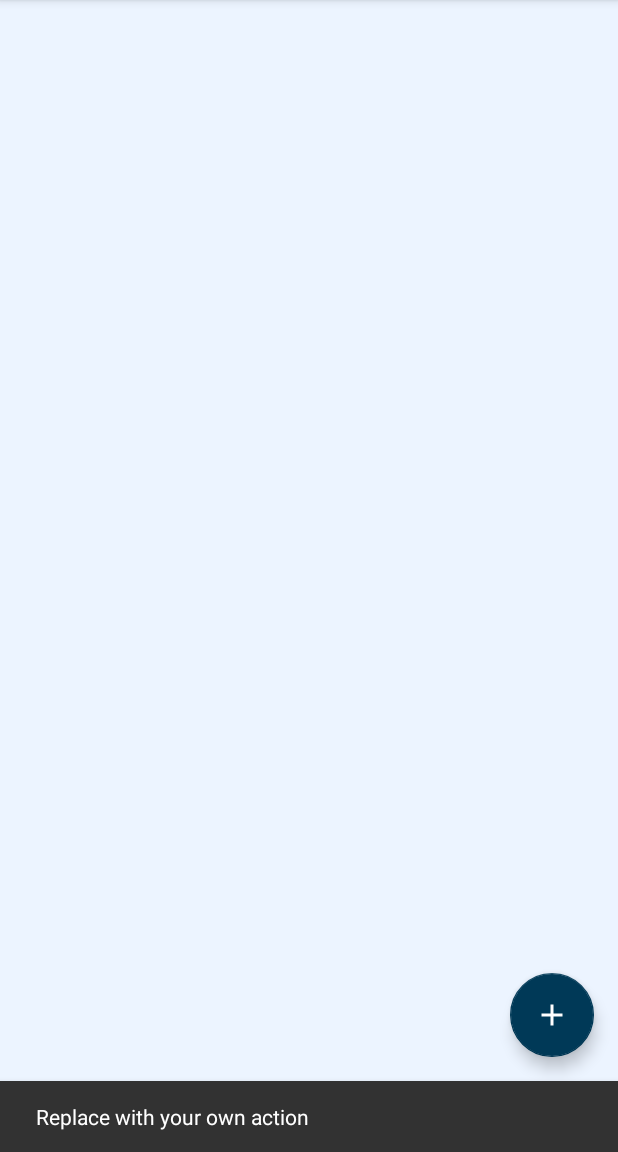
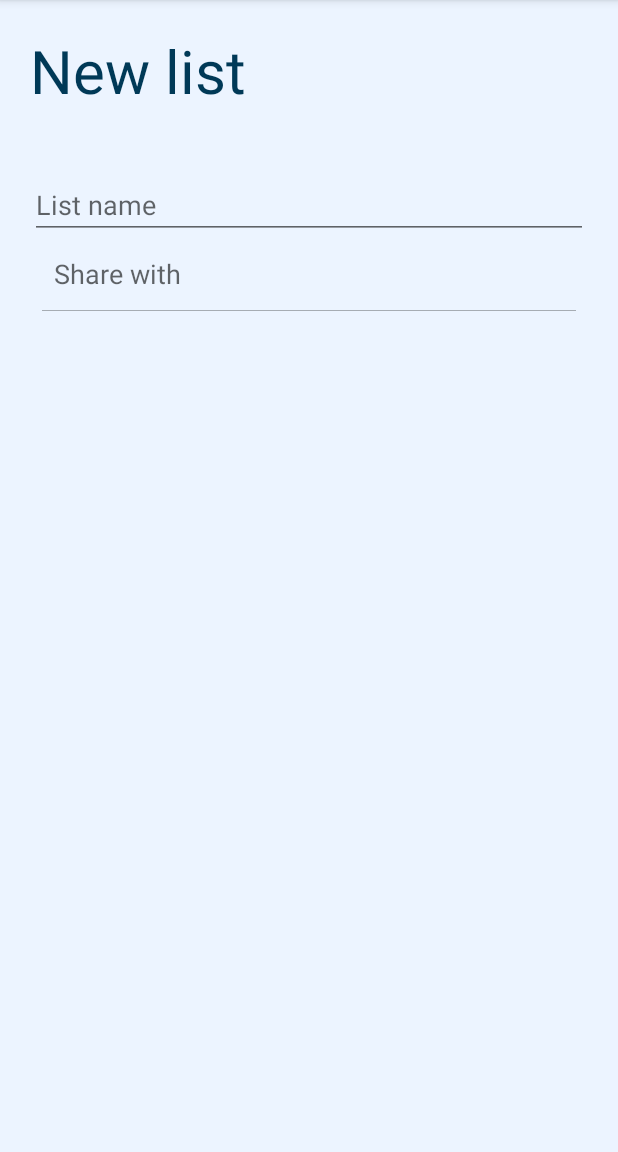
Before and after one commit to RaedAbr/my-movies-bucket-lists, an Android app: the screen it shows after launch (MainActivity), after a tap on an icon or button, on a phone screen of 412 x 824 dp, the part 84-1236 px from its top. Run offline under Robolectric (Android 15) with nearby library versions, the phone set to English and light mode, and no system bars; our stand-ins replace Room's generated code, navigation-ui; libraries missing offline, so code that uses them is left out: org.jetbrains.anko; 1 statement that could not run was skipped.

Commit message:
Continue add and edit movies bucketlist

```diff
--- a/app/build.gradle
+++ b/app/build.gradle
@@ -5,6 +5,8 @@ apply plugin: 'kotlin-android'
 apply plugin: 'kotlin-android-extensions'
 
 apply plugin: 'kotlin-kapt'
+
+apply plugin: "androidx.navigation.safeargs.kotlin"
 
 android {
     compileSdkVersion 29
--- a/app/src/main/java/mse/mobop/MainActivity.kt
+++ b/app/src/main/java/mse/mobop/MainActivity.kt
@@ -23,14 +23,7 @@ class MainActivity : AppCompatActivity() {
         val toolbar: Toolbar = findViewById(R.id.toolbar)
         setSupportActionBar(toolbar)
 
-        val fab: FloatingActionButton = findViewById(R.id.add_bucketlist_fab)
-        fab.setOnClickListener { view ->
-            Snackbar.make(view, "Replace with your own action", Snackbar.LENGTH_LONG)
-                .setAction("Action", null).show()
-        }
         val drawerLayout: DrawerLayout = findViewById(R.id.drawer_layout)
-        val navView: NavigationView = findViewById(R.id.nav_view)
-        val navController = findNavController(R.id.nav_host_fragment)
         // Passing each menu ID as a set of Ids because each
         // menu should be considered as top level destinations.
         appBarConfiguration = AppBarConfiguration(
@@ -39,6 +32,9 @@ class MainActivity : AppCompatActivity() {
                 R.id.nav_tools, R.id.nav_share, R.id.nav_send
             ), drawerLayout
         )
+
+        val navView: NavigationView = findViewById(R.id.nav_view)
+        val navController = findNavController(R.id.nav_host_fragment)
         navView.setupWithNavController(navController)
     }
 
--- a/app/src/main/java/mse/mobop/model/MoviesBucketlist.kt
+++ b/app/src/main/java/mse/mobop/model/MoviesBucketlist.kt
@@ -2,6 +2,7 @@ package mse.mobop.model
 
 import androidx.room.Entity
 import androidx.room.PrimaryKey
+import java.io.Serializable
 
 @Entity
 data class MoviesBucketlist (
@@ -13,4 +14,4 @@ data class MoviesBucketlist (
     var creationTime: String
 //    var sharedWith: ArrayList<String>? = null,
 //    var moviesList: ArrayList<String>? = null
-)
+) : Serializable
--- a/app/src/main/java/mse/mobop/ui/bucketlist/AddEditBucketlistFragment.kt
+++ b/app/src/main/java/mse/mobop/ui/bucketlist/AddEditBucketlistFragment.kt
@@ -7,11 +7,15 @@ import androidx.fragment.app.Fragment
 import android.view.LayoutInflater
 import android.view.View
 import android.view.ViewGroup
+import androidx.lifecycle.Observer
+import androidx.lifecycle.ViewModelProviders
+import kotlinx.android.synthetic.main.fragment_add_edit_bucketlist.*
 import mse.mobop.R
+import mse.mobop.model.MoviesBucketlist
 
 // TODO: Rename parameter arguments, choose names that match
 // the fragment initialization parameters, e.g. ARG_ITEM_NUMBER
-private const val ARG_PARAM1 = "param1"
+public const val ARG_TITLE = "title"
 private const val ARG_PARAM2 = "param2"
 
 /**
@@ -41,7 +45,14 @@ class AddEditBucketlistFragment : Fragment() {
         savedInstanceState: Bundle?
     ): View? {
         // Inflate the layout for this fragment
-        return inflater.inflate(R.layout.fragment_add_edit_bucketlist, container, false)
+        val root = inflater.inflate(R.layout.fragment_add_edit_bucketlist, container, false)
+        val viewModel = ViewModelProviders.of(this).get(AddEditBucketlistFragmentViewModel::class.java)
+        viewModel.moviesBucketlist.observe(this, Observer {
+            textview_add_edit_bucketlist_title.text = arguments?.getString(ARG_TITLE)
+            edittext_add_edit_bucketlist_name.setText(it?.name)
+        })
+        viewModel.loadArguments(arguments)
+        return root
     }
 
 //    // TODO: Rename method, update argument and hook method into UI event
--- /dev/null
+++ b/app/src/main/java/mse/mobop/ui/bucketlist/AddEditBucketlistFragmentViewModel.kt
@@ -0,0 +1,32 @@
+package mse.mobop.ui.bucketlist
+
+import android.os.Bundle
+import androidx.lifecycle.MutableLiveData
+import androidx.lifecycle.ViewModel
+import mse.mobop.model.MoviesBucketlist
+
+class AddEditBucketlistFragmentViewModel: ViewModel() {
+
+    companion object {
+        private const val BOOK_ARGUMENT = "moviesBucketlist"
+
+        fun createArguments(moviesBucketlist: MoviesBucketlist): Bundle {
+            val bundle = Bundle()
+            bundle.putSerializable(BOOK_ARGUMENT, moviesBucketlist)
+            bundle.putString(ARG_TITLE, "Edit list")
+
+            return bundle
+        }
+    }
+
+    val moviesBucketlist: MutableLiveData<MoviesBucketlist> = MutableLiveData()
+
+    fun loadArguments(arguments: Bundle?) {
+        if (arguments == null) {
+            return
+        }
+
+        val book: MoviesBucketlist? = arguments.get(BOOK_ARGUMENT) as MoviesBucketlist?
+        this.moviesBucketlist.postValue(book)
+    }
+}
--- a/app/src/main/java/mse/mobop/ui/bucketlist/MoviesBucketlistsFragment.kt
+++ b/app/src/main/java/mse/mobop/ui/bucketlist/MoviesBucketlistsFragment.kt
@@ -8,8 +8,11 @@ import android.view.ViewGroup
 import androidx.fragment.app.Fragment
 import androidx.lifecycle.Observer
 import androidx.lifecycle.ViewModelProviders
+import androidx.navigation.fragment.findNavController
 import androidx.recyclerview.widget.LinearLayoutManager
 import androidx.recyclerview.widget.RecyclerView
+import com.google.android.material.floatingactionbutton.FloatingActionButton
+import com.google.android.material.snackbar.Snackbar
 import mse.mobop.R
 import mse.mobop.adapters.GenericRecyclerViewAdapter
 import mse.mobop.adapters.RecyclerViewHoldersFactory
@@ -24,7 +27,18 @@ class MoviesBucketlistsFragment : Fragment() {
         container: ViewGroup?,
         savedInstanceState: Bundle?
     ): View? {
-        val root = inflater.inflate(R.layout.fragment_home, container, false)
+        val root = inflater.inflate(R.layout.fragment_movies_bucketlists, container, false)
+
+        val fab: FloatingActionButton = root.findViewById(R.id.add_bucketlist_fab)
+        fab.setOnClickListener {
+            findNavController().navigate(R.id.action_nav_home_to_nav_addEditBucketlistFragment)
+//            val amountTv = "Raed"
+//            val action = AddEditBucketlistFragment.confirmationAction(amountTv)
+//            v.findNavController().navigate(action)
+            Snackbar.make(it, "Replace with your own action", Snackbar.LENGTH_LONG)
+                .setAction("Action", null).show()
+        }
+
         moviesBucketlistsViewModel =
             ViewModelProviders.of(activity!!).get(MoviesBucketlistsViewModel(activity!!.application)::class.java)
 
@@ -38,6 +52,10 @@ class MoviesBucketlistsFragment : Fragment() {
                 object : OnItemClickListener {
                     override fun onItemClick(position: Int, view: View) {
                         val list = it[position]
+                        findNavController().navigate(
+                            R.id.action_nav_home_to_nav_addEditBucketlistFragment,
+                            AddEditBucketlistFragmentViewModel.createArguments(it[position])
+                        )
                         Log.v("RecyclerView", "Title: " + list.name)
                     }
                 }) {
--- a/app/src/main/res/layout/app_bar_main.xml
+++ b/app/src/main/res/layout/app_bar_main.xml
@@ -24,12 +24,4 @@
 
     <include layout="@layout/content_main" />
 
-    <com.google.android.material.floatingactionbutton.FloatingActionButton
-        android:id="@+id/add_bucketlist_fab"
-        android:layout_width="wrap_content"
-        android:layout_height="wrap_content"
-        android:layout_gravity="bottom|end"
-        android:layout_margin="@dimen/fab_margin"
-        app:srcCompat="@drawable/ic_add" />
-
 </androidx.coordinatorlayout.widget.CoordinatorLayout>
--- a/app/src/main/res/layout/fragment_add_edit_bucketlist.xml
+++ b/app/src/main/res/layout/fragment_add_edit_bucketlist.xml
@@ -1,14 +1,36 @@
 <?xml version="1.0" encoding="utf-8"?>
-<FrameLayout xmlns:android="http://schemas.android.com/apk/res/android"
+<LinearLayout xmlns:android="http://schemas.android.com/apk/res/android"
     xmlns:tools="http://schemas.android.com/tools"
     android:layout_width="match_parent"
     android:layout_height="match_parent"
+    xmlns:app="http://schemas.android.com/apk/res-auto"
+    android:orientation="vertical"
+    android:padding="20dp"
     tools:context=".ui.bucketlist.AddEditBucketlistFragment">
 
-    <!-- TODO: Update blank fragment layout -->
     <TextView
+        android:id="@+id/textview_add_edit_bucketlist_title"
         android:layout_width="match_parent"
-        android:layout_height="match_parent"
-        android:text="@string/hello_blank_fragment" />
+        android:layout_height="wrap_content"
+        android:text="@string/new_list"
+        style="@style/Bucketlist.AddEdit.Title"/>
 
-</FrameLayout>
+    <EditText
+        android:id="@+id/edittext_add_edit_bucketlist_name"
+        android:layout_width="match_parent"
+        android:layout_height="wrap_content"
+        android:hint="@string/list_name"
+        android:inputType="text"
+        android:importantForAutofill="no">
+    </EditText>
+
+    <androidx.appcompat.widget.SearchView
+        android:layout_width="match_parent"
+        android:layout_height="wrap_content"
+        app:queryHint="Share with"
+        app:iconifiedByDefault="false"
+        app:searchIcon="@null"/>
+
+
+
+</LinearLayout>
--- a/app/src/main/res/layout/fragment_home.xml
+++ /dev/null
@@ -1,12 +0,0 @@
-<?xml version="1.0" encoding="utf-8"?>
-<androidx.coordinatorlayout.widget.CoordinatorLayout
-    xmlns:android="http://schemas.android.com/apk/res/android"
-    android:layout_width="match_parent"
-    android:layout_height="match_parent">
-
-    <include layout="@layout/recycler_bucketlists_view"
-        android:layout_height="match_parent"
-        android:layout_width="match_parent"
-        android:layout_weight="1"/>
-
-</androidx.coordinatorlayout.widget.CoordinatorLayout>
--- a/app/src/main/res/navigation/mobile_navigation.xml
+++ b/app/src/main/res/navigation/mobile_navigation.xml
@@ -9,7 +9,11 @@
         android:id="@+id/nav_home"
         android:name="mse.mobop.ui.bucketlist.MoviesBucketlistsFragment"
         android:label="@string/menu_home"
-        tools:layout="@layout/fragment_home" />
+        tools:layout="@layout/fragment_movies_bucketlists" >
+        <action
+            android:id="@+id/action_nav_home_to_nav_addEditBucketlistFragment"
+            app:destination="@id/nav_addEditBucketlistFragment" />
+    </fragment>
 
     <fragment
         android:id="@+id/nav_gallery"
@@ -40,4 +44,9 @@
         android:name="mse.mobop.ui.send.SendFragment"
         android:label="@string/menu_send"
         tools:layout="@layout/fragment_send" />
+    <fragment
+        android:id="@+id/nav_addEditBucketlistFragment"
+        android:name="mse.mobop.ui.bucketlist.AddEditBucketlistFragment"
+        android:label="fragment_add_edit_bucketlist"
+        tools:layout="@layout/fragment_add_edit_bucketlist" />
 </navigation>
--- a/app/src/main/res/values/strings.xml
+++ b/app/src/main/res/values/strings.xml
@@ -16,7 +16,5 @@
     <string name="creator">Creator</string>
     <string name="november_18_2019">November 18, 2019</string>
     <string name="_04_30pm">04:30PM</string>
-
-    <!-- TODO: Remove or change this placeholder text -->
-    <string name="hello_blank_fragment">Hello blank fragment</string>
+    <string name="new_list">New list</string>
 </resources>
--- a/app/src/main/res/values/styles.xml
+++ b/app/src/main/res/values/styles.xml
@@ -19,21 +19,15 @@
     <style name="AppTheme.PopupOverlay" parent="ThemeOverlay.AppCompat.Light" />
 
     <style name="Bucketlist">List</style>
-
     <style name="Bucketlist.Card">
         <item name="android:layout_marginEnd">8dp</item>
         <item name="android:layout_marginStart">8dp</item>
         <item name="android:layout_marginTop">8dp</item>
         <item name="android:layout_margin">5dp</item>
         <item name="android:background">@color/white</item>
-<!--        <item name="android:shadowColor">@color/black</item>-->
-<!--        <item name="android:elevation">5dp</item>-->
     </style>
-
     <style name="Bucketlist.Name" parent="TextAppearance.AppCompat.Light.SearchResult.Title" />
-
     <style name="Bucketlist.CreatedBy" parent="TextAppearance.AppCompat.Light.SearchResult.Subtitle" />
-
     <style name="Bucketlist.DateTime" parent="TextAppearance.AppCompat.Caption" />
 
     <style name="Toolbar" parent="@style/AppTheme.AppBarOverlay">
@@ -44,4 +38,13 @@
         <item name="android:fontFamily">@font/berkshire_swash</item>
     </style>
 
+
+    <style name="Bucketlist.AddEdit">AddEditBucketlist</style>
+    <style name="Bucketlist.AddEdit.Title">
+        <item name="android:textSize">40sp</item>
+        <item name="android:layout_marginBottom">40dp</item>
+        <item name="android:textColor">@color/colorPrimaryDark</item>
+    </style>
+
+
 </resources>
--- a/build.gradle
+++ b/build.gradle
@@ -10,6 +10,8 @@ buildscript {
     dependencies {
         classpath 'com.android.tools.build:gradle:3.5.2'
         classpath "org.jetbrains.kotlin:kotlin-gradle-plugin:$kotlin_version"
+        def nav_version = "2.1.0"
+        classpath "androidx.navigation:navigation-safe-args-gradle-plugin:$nav_version"
         // NOTE: Do not place your application dependencies here; they belong
         // in the individual module build.gradle files
     }
```
Also changed, not shown: app/src/main/res/layout/fragment_movies_bucketlists.xml (added, +20 -0 lines).
